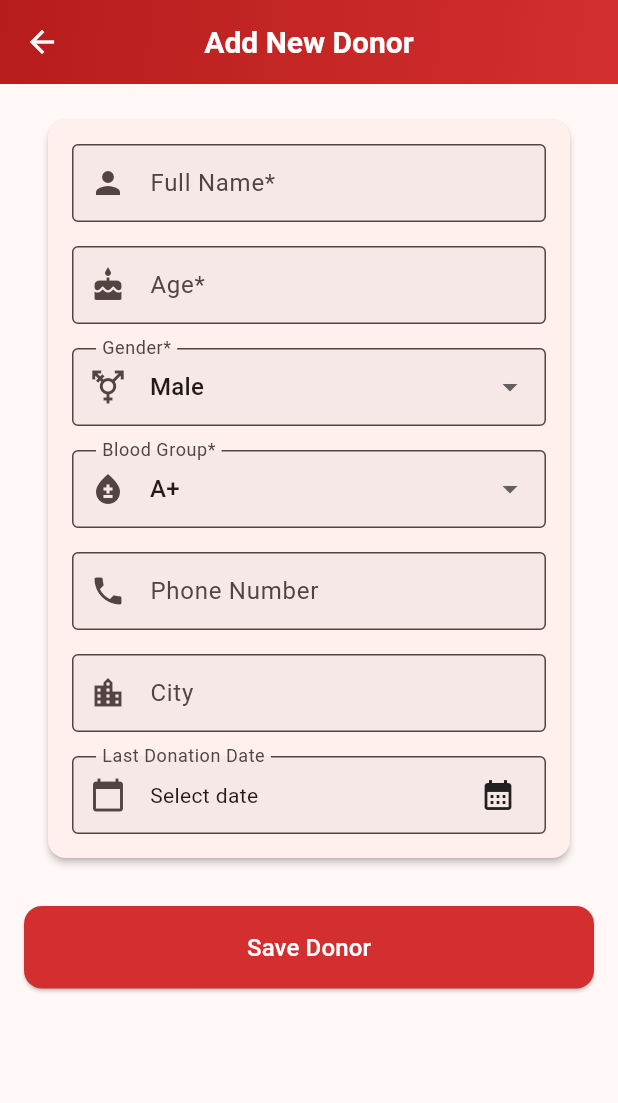
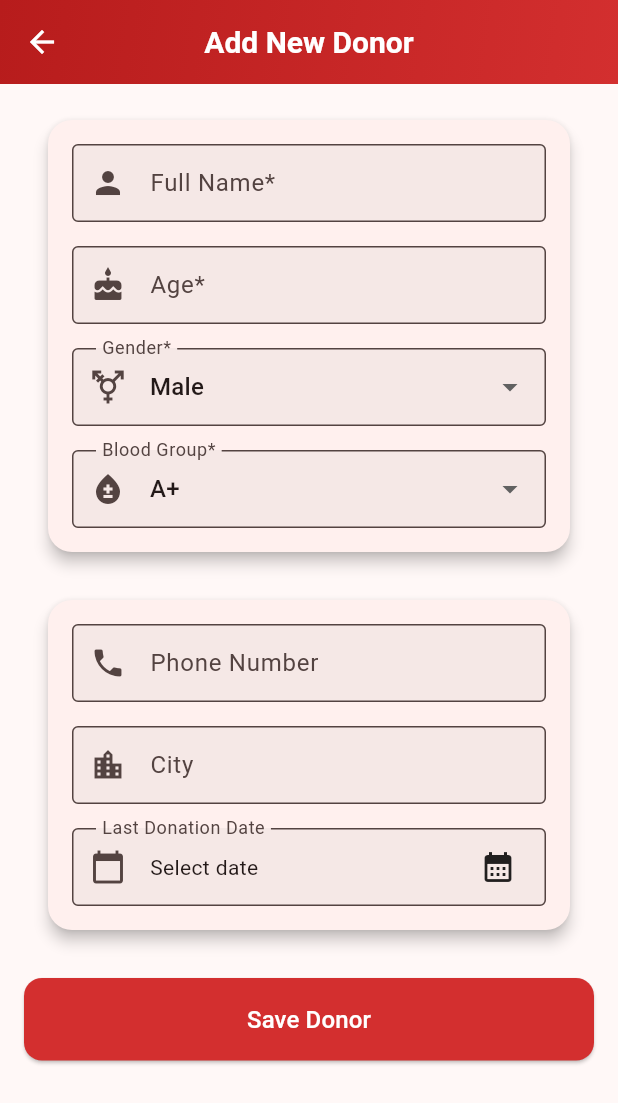
Before and after one commit to Ehsan2022/blood-tracker, a Flutter app: the DonorFormScreen screen opened directly, on a phone screen of 412 x 824 dp. Shown: the top 1103 px of the screen. Run offline on Flutter 3.47's test engine with Material 3 defaults, Android fonts, the phone set to English and light mode, and no system bars; our stand-ins replace liquid_pull_to_refresh; network calls fail.

Commit message:
donor form page updated

```diff
--- a/front/lib/screens/donor_form.dart
+++ b/front/lib/screens/donor_form.dart
@@ -1,4 +1,3 @@
-import 'package:class_project/app_theme.dart';
 import 'package:flutter/material.dart';
 import '../models/donor.dart';
 import '../services/api_service.dart';
@@ -34,38 +33,24 @@ class _DonorFormScreenState extends State<DonorFormScreen> {
     _selectedBloodGroup = widget.donor?.bloodGroup ?? _bloodGroups.first;
     _phoneController = TextEditingController(text: widget.donor?.phone ?? '');
     _cityController = TextEditingController(text: widget.donor?.city ?? '');
-
-    if (widget.donor?.lastDonation != null) {
-      if (widget.donor!.lastDonation is String) {
-        _lastDonation = DateTime.tryParse(widget.donor!.lastDonation as String);
-      } else {
-        _lastDonation = widget.donor!.lastDonation as DateTime?;
-      }
-    }
+    _lastDonation = widget.donor?.lastDonation;
   }
 
   @override
   Widget build(BuildContext context) {
     return Scaffold(
       appBar: AppBar(
-        title: Text(
-          widget.donor == null ? 'Add New Donor' : 'Edit Donor',
-          style: const TextStyle(color: Colors.white),
-        ),
+        title: Text(widget.donor == null ? 'Add New Donor' : 'Edit Donor'),
         centerTitle: true,
         flexibleSpace: Container(
           decoration: BoxDecoration(
             gradient: LinearGradient(
-              colors: [
-                Colors.red.shade900,
-                Colors.red.shade700,
-              ],
+              colors: [Colors.red.shade900, Colors.red.shade700],
               begin: Alignment.topLeft,
               end: Alignment.bottomRight,
             ),
           ),
         ),
-        iconTheme: const IconThemeData(color: Colors.white),
       ),
       body: SingleChildScrollView(
         padding: const EdgeInsets.all(16),
@@ -73,7 +58,13 @@ class _DonorFormScreenState extends State<DonorFormScreen> {
           key: _formKey,
           child: Column(
             children: [
-              ModernCard(
+              Card(
+                elevation: 4,
+                shape: RoundedRectangleBorder(
+                  borderRadius: BorderRadius.circular(16),
+                ),
+                child: Padding(
+                  padding: const EdgeInsets.all(16),
                   child: Column(
                     children: [
                       TextFormField(
@@ -169,7 +160,20 @@ class _DonorFormScreenState extends State<DonorFormScreen> {
                           return null;
                         },
                       ),
+                    ],
+                  ),
+                ),
+              ),
               const SizedBox(height: 16),
+              Card(
+                elevation: 4,
+                shape: RoundedRectangleBorder(
+                  borderRadius: BorderRadius.circular(16),
+                ),
+                child: Padding(
+                  padding: const EdgeInsets.all(16),
+                  child: Column(
+                    children: [
                       TextFormField(
                         controller: _phoneController,
                         decoration: const InputDecoration(
@@ -213,6 +217,7 @@ class _DonorFormScreenState extends State<DonorFormScreen> {
                     ],
                   ),
                 ),
+              ),
               const SizedBox(height: 24),
               SizedBox(
                 width: double.infinity,
@@ -225,8 +230,10 @@ class _DonorFormScreenState extends State<DonorFormScreen> {
                     ),
                   ),
                   onPressed: _submitForm,
-                  child: const Text('Save Donor',
-                    style: TextStyle(fontSize: 16, color: Colors.white)),
+                  child: const Text(
+                    'Save Donor',
+                    style: TextStyle(fontSize: 16, color: Colors.white),
+                  ),
                 ),
               ),
             ],
```
Lines whose indentation alone changed are shown as unchanged.
